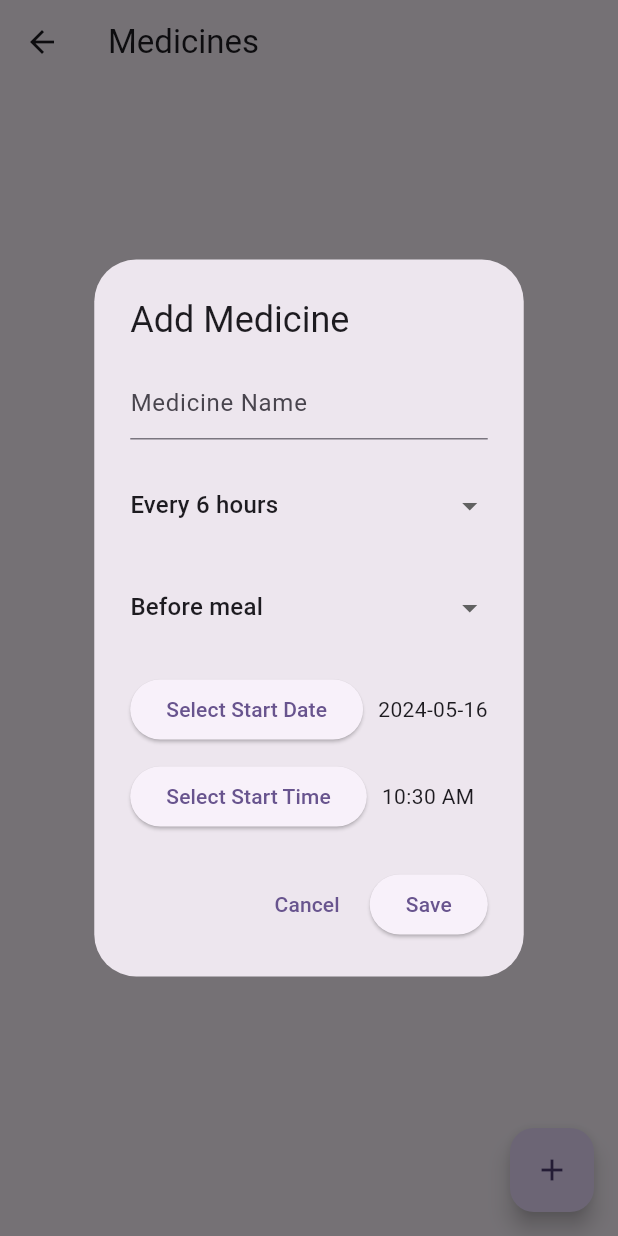
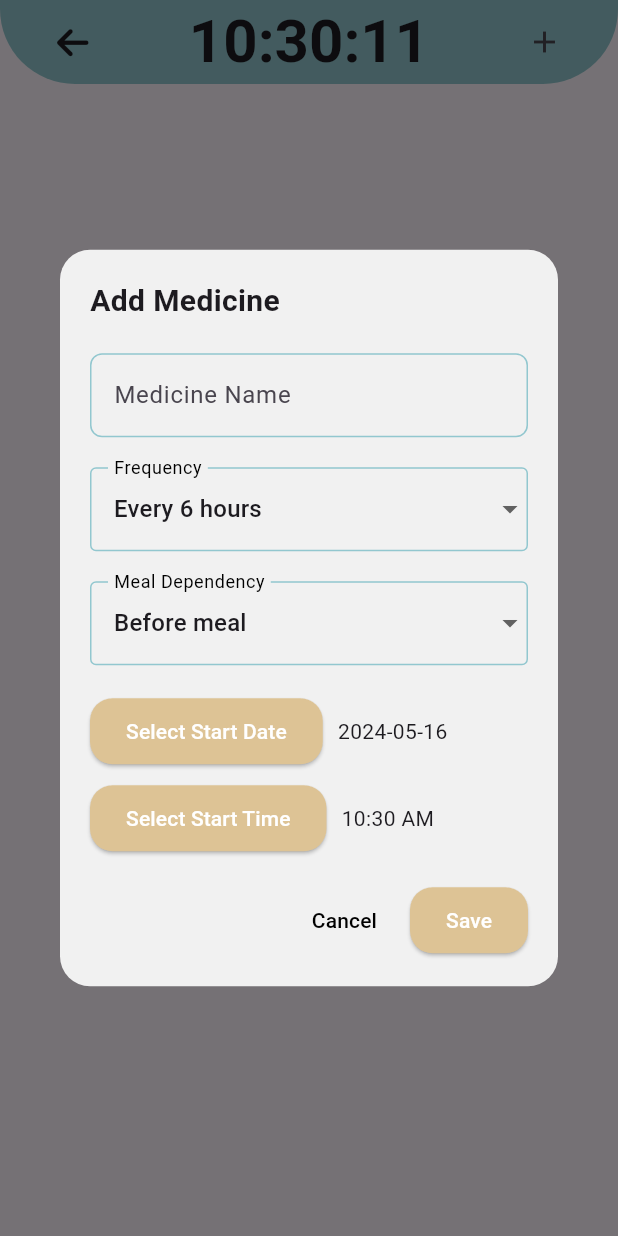
Before and after one commit to shiver225/Senjorams, a Flutter app: the MedicineScreen screen opened directly, after a tap on the "add" icon, on a phone screen of 412 x 824 dp. Run offline on Flutter 3.47's test engine with Material 3 defaults, Android fonts, the phone set to English and light mode, and no system bars; our stand-ins replace awesome_notifications, carousel_slider, cloud_firestore, cloud_functions, firebase_auth, firebase_core and 13 more; missing offline and left inert: audio_session, translator; accounts and stored records are empty.

Commit message:
all design fixed

```diff
--- a/senjorams/lib/main_screen_ui.dart
+++ b/senjorams/lib/main_screen_ui.dart
@@ -201,7 +201,7 @@ class _MainScreenState extends State<MainScreen> {
                         color: Color.fromARGB(255, 206, 178, 129), size: 50),
                   ),
                 ),
-                const SizedBox(height: 20),
+                const SizedBox(width: 20),
                 ElevatedButton(
                   style: ElevatedButton.styleFrom(
                       minimumSize: const Size(100, 75)),
--- a/senjorams/lib/medicine_page_ui.dart
+++ b/senjorams/lib/medicine_page_ui.dart
@@ -1,8 +1,10 @@
+import 'dart:async';
+import 'dart:math';
+
 import 'package:flutter/material.dart';
-import 'package:dropdown_button2/dropdown_button2.dart';
-import 'package:alarm/alarm.dart';
+import 'package:font_awesome_flutter/font_awesome_flutter.dart';
+import 'package:intl/intl.dart';
 import 'package:senjorams/models/medicine.dart';
-import 'dart:math';
 import 'package:senjorams/meds_grid_ui.dart';
 
 class MedicineScreen extends StatefulWidget {
@@ -13,27 +15,27 @@ class MedicineScreen extends StatefulWidget {
 }
 
 class _MedicineScreenState extends State<MedicineScreen> {
-  late List<Medicine> medicines = []; // List to store medicine names
+  late List<Medicine> medicines = [];
   final TextEditingController _medicineController = TextEditingController();
 
-  final List<String> items = [
-    'Every 6 hours',
-    'Every 12 hours',
-    'Once per day',
-    'Once per week',
-  ];
+  late String _timeString = '';
+  late var timer;
 
-  Map<int, String> mealDependencies = {
-    0: "Before meal",
-    1: "During meal",
-    2: "After meal"
-  };
-
-  String selectedValue = 'Every 6 hours';
   @override
   void initState() {
     super.initState();
-    loadMedicines(); // Load medicines when the screen is initialized
+    loadMedicines();
+
+    _updateTime(); // Update time initially
+    timer =
+        Timer.periodic(const Duration(seconds: 1), (Timer t) => _updateTime());
+  }
+
+  void _updateTime() {
+    final DateTime now = DateTime.now();
+    setState(() {
+      _timeString = DateFormat.Hms().format(now);
+    });
   }
 
   @override
@@ -43,9 +45,8 @@ class _MedicineScreenState extends State<MedicineScreen> {
   }
 
   Future<void> loadMedicines() async {
-    // Load medicines from storage
     medicines = await Medicine.loadMedicines();
-    setState(() {}); // Update the UI after loading medicines
+    setState(() {});
   }
 
   void deleteMedicine(int index) {
@@ -59,35 +60,61 @@ class _MedicineScreenState extends State<MedicineScreen> {
   Widget build(BuildContext context) {
     return Scaffold(
       appBar: AppBar(
-        title: const Text('Medicines'),
+        leading: Padding(
+          padding: const EdgeInsets.only(
+              left: 30), // Adjust the left padding as needed
+          child: IconButton(
+            icon: const FaIcon(FontAwesomeIcons.arrowLeft),
+            onPressed: () {
+              Navigator.pop(context);
+            },
+          ),
+        ),
+        actions: [
+          Padding(
+            padding: const EdgeInsets.symmetric(
+                horizontal: 25), // Adjust the padding as needed
+            child: IconButton(
+              icon: const Icon(Icons.add),
+              onPressed: _showMedicineDialog,
+            ),
+          ),
+        ],
+        automaticallyImplyLeading: false,
+        shape: const RoundedRectangleBorder(
+          borderRadius: BorderRadius.vertical(
+            bottom: Radius.circular(50),
+          ),
+        ),
+        backgroundColor: const Color(0xFF92C7CF),
+        title: Text(
+          _timeString,
+          style: const TextStyle(fontSize: 40, fontWeight: FontWeight.bold),
+        ),
+        centerTitle: true,
       ),
       body: Column(
         crossAxisAlignment: CrossAxisAlignment.stretch,
         children: [
           Expanded(
-              /*
-            child: ListView.builder(
-              itemCount: medicines.length,
-              itemBuilder: (context, index) {
-                return ListTile(
-                  title: Text(medicines[index]),
-                );
-              },
-            ),*/
+            child: Padding(
+              padding: const EdgeInsets.all(10),
               child: MedicineGridWidget(
                 medicines: medicines,
                 onDelete: deleteMedicine,
-          )),
+              ),
+            ),
+          ),
         ],
       ),
-      floatingActionButton: FloatingActionButton(
-        onPressed: () {
+    );
+  }
+
+  void _showMedicineDialog() {
     showDialog(
       context: context,
       builder: (BuildContext context) {
         return AddMedicineDialog(
-                items: items,
-                mealDependencies: mealDependencies,
           onMedicineAdded: (medicineName, frequency, date, time, meal) {
             setState(() {
               Medicine newMedicine = Medicine(
@@ -96,7 +123,8 @@ class _MedicineScreenState extends State<MedicineScreen> {
                 startTime: time,
                 startDate: date,
                 interval: frequency,
-                        mealDepend: meal);
+                mealDepend: meal,
+              );
               medicines.add(newMedicine);
               Medicine.saveMedicines(medicines);
             });
@@ -104,40 +132,29 @@ class _MedicineScreenState extends State<MedicineScreen> {
         );
       },
     );
-        },
-        child: Icon(Icons.add),
-      ),
-    );
   }
 }
 
 class AddMedicineDialog extends StatefulWidget {
-  final List<String> items;
   final Function(String, String, String, String, String) onMedicineAdded;
-  final Map<int, String> mealDependencies;
 
-  const AddMedicineDialog({
-    Key? key,
-    required this.items,
-    required this.onMedicineAdded,
-    required this.mealDependencies,
-  }) : super(key: key);
+  const AddMedicineDialog({Key? key, required this.onMedicineAdded})
+      : super(key: key);
 
   @override
   _AddMedicineDialogState createState() => _AddMedicineDialogState();
 }
 
 class _AddMedicineDialogState extends State<AddMedicineDialog> {
-  String selectedValue = 'Every 6 hours';
   late DateTime _selectedDate;
   late TimeOfDay _selectedTime;
-  late TextEditingController _medicineController;
-  String mealDepend = mealDependencies[0]!;
+  final TextEditingController _medicineController = TextEditingController();
+  String selectedValue = 'Every 6 hours';
+  String mealDepend = 'Before meal';
 
   @override
   void initState() {
     super.initState();
-    _medicineController = TextEditingController();
     _selectedDate = DateTime.now();
     _selectedTime = TimeOfDay.now();
   }
@@ -145,7 +162,6 @@ class _AddMedicineDialogState extends State<AddMedicineDialog> {
   @override
   void dispose() {
     _medicineController.dispose();
-
     super.dispose();
   }
 
@@ -154,7 +170,7 @@ class _AddMedicineDialogState extends State<AddMedicineDialog> {
       context: context,
       initialDate: _selectedDate,
       firstDate: DateTime.now(),
-      lastDate: DateTime.now().add(Duration(days: 365)),
+      lastDate: DateTime.now().add(const Duration(days: 365)),
     );
     if (pickedDate != null) {
       setState(() {
@@ -177,24 +193,62 @@ class _AddMedicineDialogState extends State<AddMedicineDialog> {
 
   @override
   Widget build(BuildContext context) {
-    return AlertDialog(
-      title: Text('Add Medicine'),
-      content: Column(
+    return Dialog(
+      shape: RoundedRectangleBorder(
+        borderRadius: BorderRadius.circular(20),
+      ),
+      elevation: 0,
+      backgroundColor: Colors.transparent,
+      child: SingleChildScrollView(
+        child: contentBox(context),
+      ),
+    );
+  }
+
+  Widget contentBox(BuildContext context) {
+    return Container(
+      padding: const EdgeInsets.all(20),
+      decoration: BoxDecoration(
+        shape: BoxShape.rectangle,
+        color: Colors.white.withOpacity(0.9),
+        borderRadius: BorderRadius.circular(20),
+      ),
+      child: Column(
         mainAxisSize: MainAxisSize.min,
         crossAxisAlignment: CrossAxisAlignment.start,
         children: [
+          const Text(
+            'Add Medicine',
+            style: TextStyle(
+              fontSize: 20,
+              fontWeight: FontWeight.bold,
+            ),
+          ),
+          const SizedBox(height: 20),
           TextField(
             controller: _medicineController,
             decoration: InputDecoration(
               hintText: 'Medicine Name',
+              labelStyle: const TextStyle(color: Colors.black),
+              enabledBorder: OutlineInputBorder(
+                borderSide: const BorderSide(color: const Color(0xFF92C7CF)),
+                borderRadius: BorderRadius.circular(8.0),
+              ),
+              focusedBorder: OutlineInputBorder(
+                borderSide: const BorderSide(color: const Color(0xFF92C7CF)),
+                borderRadius: BorderRadius.circular(8.0),
               ),
             ),
-          SizedBox(height: 20),
-          DropdownButtonHideUnderline(
-            child: DropdownButton<String>(
-              isExpanded: true,
+          ),
+          const SizedBox(height: 20),
+          DropdownButtonFormField<String>(
             value: selectedValue,
-              items: widget.items.map((String item) {
+            items: [
+              'Every 6 hours',
+              'Every 12 hours',
+              'Once per day',
+              'Once per week',
+            ].map((String item) {
               return DropdownMenuItem<String>(
                 value: item,
                 child: Text(item),
@@ -205,17 +259,28 @@ class _AddMedicineDialogState extends State<AddMedicineDialog> {
                 selectedValue = value!;
               });
             },
+            decoration: const InputDecoration(
+              labelText: 'Frequency',
+              labelStyle: const TextStyle(color: Colors.black),
+              enabledBorder: OutlineInputBorder(
+                borderSide: const BorderSide(color: const Color(0xFF92C7CF)),
+              ),
+              focusedBorder: OutlineInputBorder(
+                borderSide: const BorderSide(color: const Color(0xFF92C7CF)),
               ),
             ),
-          SizedBox(height: 20),
-          DropdownButtonHideUnderline(
-            child: DropdownButton<String>(
-              isExpanded: true,
+          ),
+          const SizedBox(height: 20),
+          DropdownButtonFormField<String>(
             value: mealDepend,
-              items: widget.mealDependencies.keys.toList().map((int mealD) {
+            items: [
+              "Before meal",
+              "During meal",
+              "After meal",
+            ].map((String item) {
               return DropdownMenuItem<String>(
-                  value: mealDependencies[mealD]!,
-                  child: Text(mealDependencies[mealD]!),
+                value: item,
+                child: Text(item),
               );
             }).toList(),
             onChanged: (String? value) {
@@ -223,39 +288,73 @@ class _AddMedicineDialogState extends State<AddMedicineDialog> {
                 mealDepend = value!;
               });
             },
+            decoration: const InputDecoration(
+              labelText: 'Meal Dependency',
+              labelStyle: const TextStyle(color: Colors.black),
+              enabledBorder: OutlineInputBorder(
+                borderSide: const BorderSide(color: const Color(0xFF92C7CF)),
+              ),
+              focusedBorder: OutlineInputBorder(
+                borderSide: const BorderSide(color: const Color(0xFF92C7CF)),
               ),
             ),
-          SizedBox(height: 20),
+          ),
+          const SizedBox(height: 20),
           Row(
             children: [
               ElevatedButton(
                 onPressed: () => _selectDate(context),
-                child: Text('Select Start Date'),
+                style: ElevatedButton.styleFrom(
+                padding: const EdgeInsets.symmetric(vertical: 12.0, horizontal: 24.0),
+                shape: RoundedRectangleBorder(
+                  borderRadius: BorderRadius.circular(15),
                 ),
-              SizedBox(width: 10),
+                backgroundColor: Color.fromARGB(255, 221, 195, 149),
+              ),
+                child: const Text(
+                'Select Start Date',
+                style: TextStyle(color: Colors.white, fontSize: 14.0),
+                ),
+              ),
+              const SizedBox(width: 10),
               Text(_selectedDate.toString().split(' ')[0]),
             ],
           ),
-          SizedBox(height: 10),
+          const SizedBox(height: 10),
           Row(
             children: [
               ElevatedButton(
                 onPressed: () => _selectTime(context),
-                child: Text('Select Start Time'),
+                style: ElevatedButton.styleFrom(
+                padding: const EdgeInsets.symmetric(vertical: 12.0, horizontal: 24.0),
+                shape: RoundedRectangleBorder(
+                  borderRadius: BorderRadius.circular(15),
                 ),
-              SizedBox(width: 10),
+                backgroundColor: Color.fromARGB(255, 221, 195, 149),
+              ),
+                child: const Text(
+                  'Select Start Time',
+                  style: TextStyle(color: Colors.white, fontSize: 14.0),
+                  ),
+              ),
+              const SizedBox(width: 10),
               Text(_selectedTime.format(context)),
             ],
           ),
-        ],
-      ),
-      actions: [
+          const SizedBox(height: 20),
+          Row(
+            mainAxisAlignment: MainAxisAlignment.end,
+            children: [
               TextButton(
                 onPressed: () {
                   Navigator.of(context).pop();
                 },
-          child: Text('Cancel'),
+                child: const Text(
+                  'Cancel',
+                  style: TextStyle(color: Colors.black, fontSize: 14.0),
                   ),
+              ),
+              const SizedBox(width: 10),
               ElevatedButton(
                 onPressed: () {
                   widget.onMedicineAdded(
@@ -263,19 +362,33 @@ class _AddMedicineDialogState extends State<AddMedicineDialog> {
                     selectedValue,
                     _selectedDate.toString().split(' ')[0],
                     _selectedTime.format(context),
-                mealDepend);
+                    mealDepend,
+                  );
                   Navigator.of(context).pop();
                 },
-          child: Text('Save'),
+                style: ElevatedButton.styleFrom(
+                  padding: const EdgeInsets.symmetric(vertical: 12.0, horizontal: 24.0),
+                  shape: RoundedRectangleBorder(
+                    borderRadius: BorderRadius.circular(15),
+                  ),
+                  backgroundColor: Color.fromARGB(255, 221, 195, 149),
+                ),
+                child: const Text(
+                  'Save',
+                  style: TextStyle(color: Colors.white, fontSize: 14.0),
+                  ),
               ),
             ],
+          ),
+        ],
+      ),
     );
   }
 }
 
 int generateInteger() {
   DateTime now = DateTime.now();
-  int year = now.year % 100; // taking only last two digits of the year
+  int year = now.year % 100;
   int month = now.month;
   int day = now.day;
   int hour = now.hour;
@@ -287,7 +400,6 @@ int generateInteger() {
       hour * 10000 +
       minute * 100;
 
-  // Adding a random integer between 1 and 99
   Random random = Random();
   int randomInt = random.nextInt(99) + 1;
 
@@ -295,9 +407,3 @@ int generateInteger() {
 
   return result;
 }
-
-Map<int, String> mealDependencies = {
-  0: "Before meal",
-  1: "During meal",
-  2: "After meal"
-};
--- a/senjorams/lib/models/alarm_model.dart
+++ b/senjorams/lib/models/alarm_model.dart
@@ -12,6 +12,7 @@ class Alarm{
   List<String> body;
   bool isSelected = false;
   Color cardColor = Colors.white;
+  Color textColor = Colors.black;
 
   Alarm({
     required this.time,
```
Also changed, not shown: senjorams/lib/meds_grid_ui.dart (+57 -43 lines), senjorams/lib/sleep_ui.dart (+76 -35 lines). Lines whose indentation alone changed are shown as unchanged.
